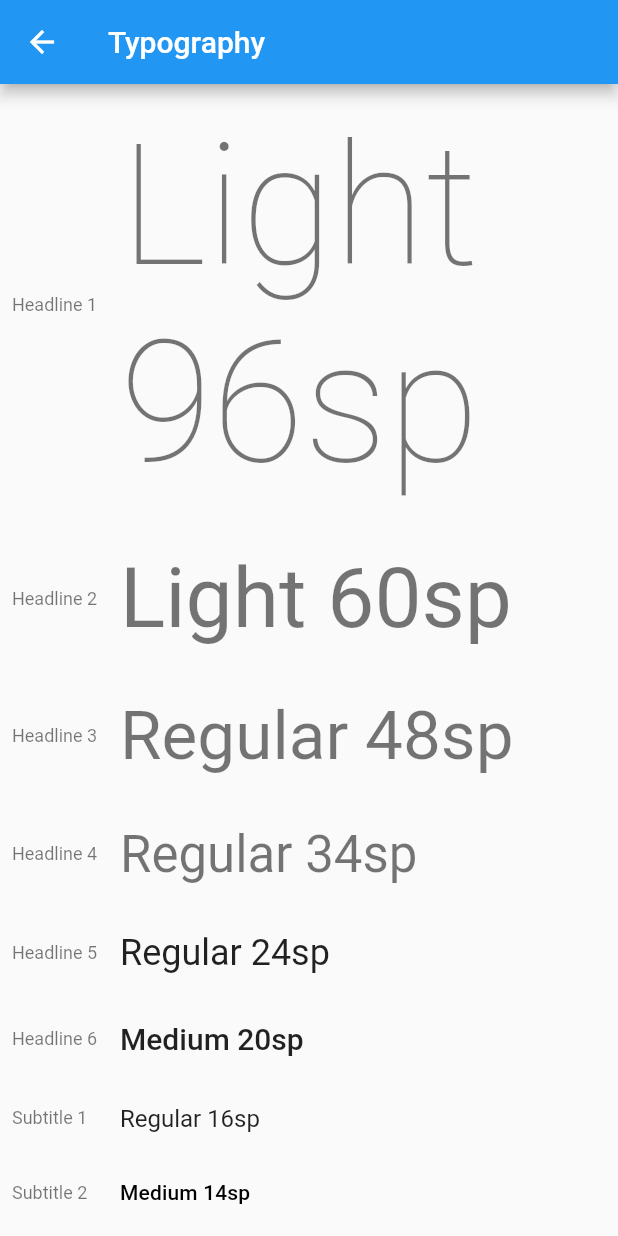
After one commit to fuwamaki/function-confirm-flutter, a Flutter app: the screen it shows after launch, after a tap on "typography", on a phone screen of 412 x 824 dp. The commit adds this screen. Run offline on Flutter 3.47's test engine with Material 2 defaults, Android fonts, the phone set to English and light mode, and no system bars; our stand-ins replace fluttertoast; generated files the repository leaves out were written again.

Commit message:
create typography page

```diff
--- a/lib/component/home_list.dart
+++ b/lib/component/home_list.dart
@@ -2,16 +2,21 @@ import 'package:flutter/material.dart';
 import 'home_list_item.dart';
 import '../screen/sample_page.dart';
 import '../screen/test_list_page.dart';
+import '../screen/typography_page.dart';
 
 Widget homeList(BuildContext context) {
   return ListView(children: [
-    homeListItem("sample page", () {
+    homeListItem("sample", () {
       Navigator.push(
           context, MaterialPageRoute(builder: (context) => SamplePage()));
     }),
-    homeListItem("test list page", () {
+    homeListItem("test list", () {
       Navigator.push(
           context, MaterialPageRoute(builder: (context) => TestListPage()));
     }),
+    homeListItem("typography", () {
+      Navigator.push(
+          context, MaterialPageRoute(builder: (context) => TypographyPage()));
+    }),
   ]);
 }
--- /dev/null
+++ b/lib/screen/typography_page.dart
@@ -0,0 +1,116 @@
+import 'package:flutter/material.dart';
+
+class _TextStyleItem extends StatelessWidget {
+  const _TextStyleItem({
+    Key? key,
+    required this.name,
+    required this.style,
+    required this.text,
+  }) : super(key: key);
+
+  final String name;
+  final TextStyle style;
+  final String text;
+
+  @override
+  Widget build(BuildContext context) {
+    return Padding(
+      padding: const EdgeInsets.symmetric(horizontal: 8, vertical: 16),
+      child: Row(
+        crossAxisAlignment: CrossAxisAlignment.center,
+        children: [
+          SizedBox(
+            width: 72,
+            child: Text(name, style: Theme.of(context).textTheme.caption),
+          ),
+          Expanded(
+            child: Text(text, style: style),
+          ),
+        ],
+      ),
+    );
+  }
+}
+
+class TypographyPage extends StatelessWidget {
+  const TypographyPage({Key? key}) : super(key: key);
+
+  @override
+  Widget build(BuildContext context) {
+    final textTheme = Theme.of(context).textTheme;
+    final styleItems = [
+      _TextStyleItem(
+        name: 'Headline 1',
+        style: textTheme.headline1!,
+        text: 'Light 96sp',
+      ),
+      _TextStyleItem(
+        name: 'Headline 2',
+        style: textTheme.headline2!,
+        text: 'Light 60sp',
+      ),
+      _TextStyleItem(
+        name: 'Headline 3',
+        style: textTheme.headline3!,
+        text: 'Regular 48sp',
+      ),
+      _TextStyleItem(
+        name: 'Headline 4',
+        style: textTheme.headline4!,
+        text: 'Regular 34sp',
+      ),
+      _TextStyleItem(
+        name: 'Headline 5',
+        style: textTheme.headline5!,
+        text: 'Regular 24sp',
+      ),
+      _TextStyleItem(
+        name: 'Headline 6',
+        style: textTheme.headline6!,
+        text: 'Medium 20sp',
+      ),
+      _TextStyleItem(
+        name: 'Subtitle 1',
+        style: textTheme.subtitle1!,
+        text: 'Regular 16sp',
+      ),
+      _TextStyleItem(
+        name: 'Subtitle 2',
+        style: textTheme.subtitle2!,
+        text: 'Medium 14sp',
+      ),
+      _TextStyleItem(
+        name: 'Body Text 1',
+        style: textTheme.bodyText1!,
+        text: 'Regular 16sp',
+      ),
+      _TextStyleItem(
+        name: 'Body Text 2',
+        style: textTheme.bodyText2!,
+        text: 'Regular 14sp',
+      ),
+      _TextStyleItem(
+        name: 'Button',
+        style: textTheme.button!,
+        text: 'MEDIUM (ALL CAPS) 14sp',
+      ),
+      _TextStyleItem(
+        name: 'Caption',
+        style: textTheme.caption!,
+        text: 'Regular 12sp',
+      ),
+      _TextStyleItem(
+        name: 'Overline',
+        style: textTheme.overline!,
+        text: 'REGULAR (ALL CAPS) 10sp',
+      ),
+    ];
+
+    return Scaffold(
+      appBar: AppBar(
+        title: Text("Typography"),
+      ),
+      body: Scrollbar(child: ListView(children: styleItems)),
+    );
+  }
+}
```
